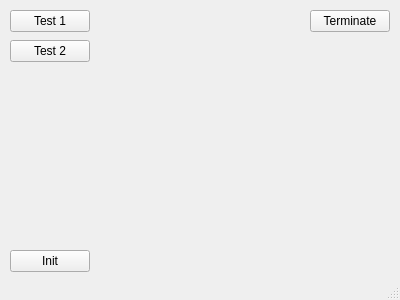
Old version of the form mainwindow.ui in the repository boilerbots/PinballDiag.
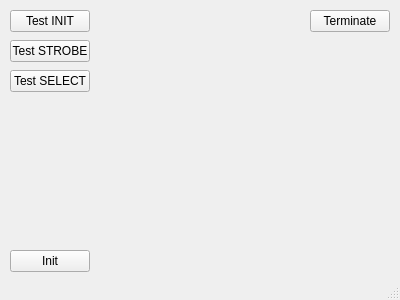
New version of the form.

Commit message: Simple buttons to toggle the three controll signals.

Patch:
```diff
--- a/mainwindow.ui
+++ b/mainwindow.ui
@@ -24,7 +24,7 @@
      </rect>
     </property>
     <property name="text">
-     <string>Test 1</string>
+     <string>Test INIT</string>
     </property>
    </widget>
    <widget class="QPushButton" name="pushButton_2">
@@ -37,7 +37,7 @@
      </rect>
     </property>
     <property name="text">
-     <string>Test 2</string>
+     <string>Test STROBE</string>
     </property>
    </widget>
    <widget class="QPushButton" name="pushButton_3">
@@ -66,6 +66,19 @@
      <string>Init</string>
     </property>
    </widget>
+   <widget class="QPushButton" name="testSelectButton">
+    <property name="geometry">
+     <rect>
+      <x>10</x>
+      <y>70</y>
+      <width>80</width>
+      <height>22</height>
+     </rect>
+    </property>
+    <property name="text">
+     <string>Test SELECT</string>
+    </property>
+   </widget>
   </widget>
   <widget class="QStatusBar" name="statusBar"/>
   <action name="actionButton1">
```
Left out of the diff: 9 changed lines with no effect on the pictures. The commit also changes 6 other files.
